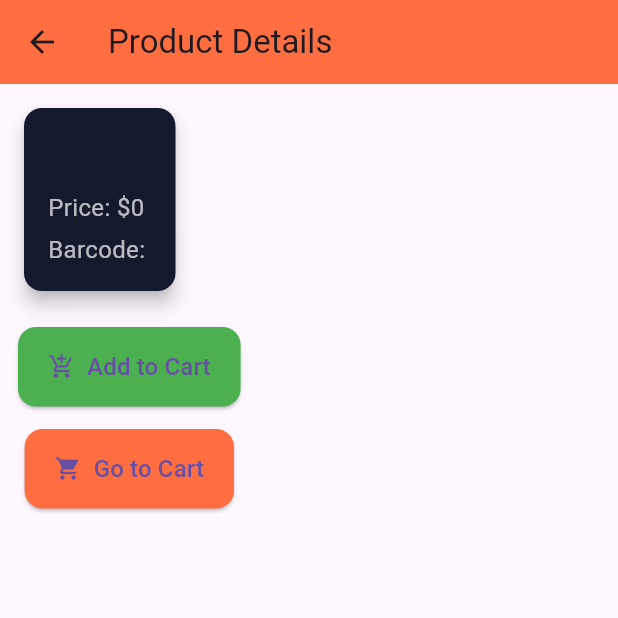
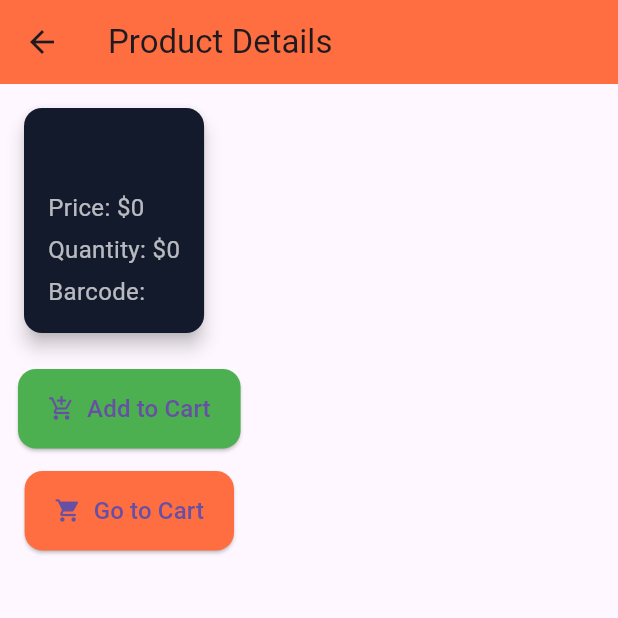
Before and after one commit to r00texploit/barcode, a Flutter app: the GetProductDetails screen opened directly with empty values, on a phone screen of 412 x 824 dp, the top half of it. Run offline on Flutter 3.47's test engine with Material 3 defaults, Android fonts, the light colour scheme and no system bars; our stand-ins replace cached_network_image, camera, cloud_firestore, firebase_auth, firebase_core, firebase_storage and 4 more; missing offline and left inert: bottom_picker, google_mlkit_barcode_scanning, google_mlkit_commons; accounts and stored records are empty.

Commit message:
Update details.dart

```diff
--- a/lib/screens/details.dart
+++ b/lib/screens/details.dart
@@ -85,6 +85,11 @@ class _GetProductDetailsState extends State<GetProductDetails> {
             ),
             const SizedBox(height: 5),
             Text(
+              'Quantity: \$${product['quantity'] ?? 'N/A'}',
+              style: const TextStyle(fontSize: 16, color: Colors.white70),
+            ),
+            const SizedBox(height: 5),
+            Text(
               'Barcode: ${product['barcode'] ?? 'N/A'}',
               style: const TextStyle(fontSize: 16, color: Colors.white70),
             ),
```
